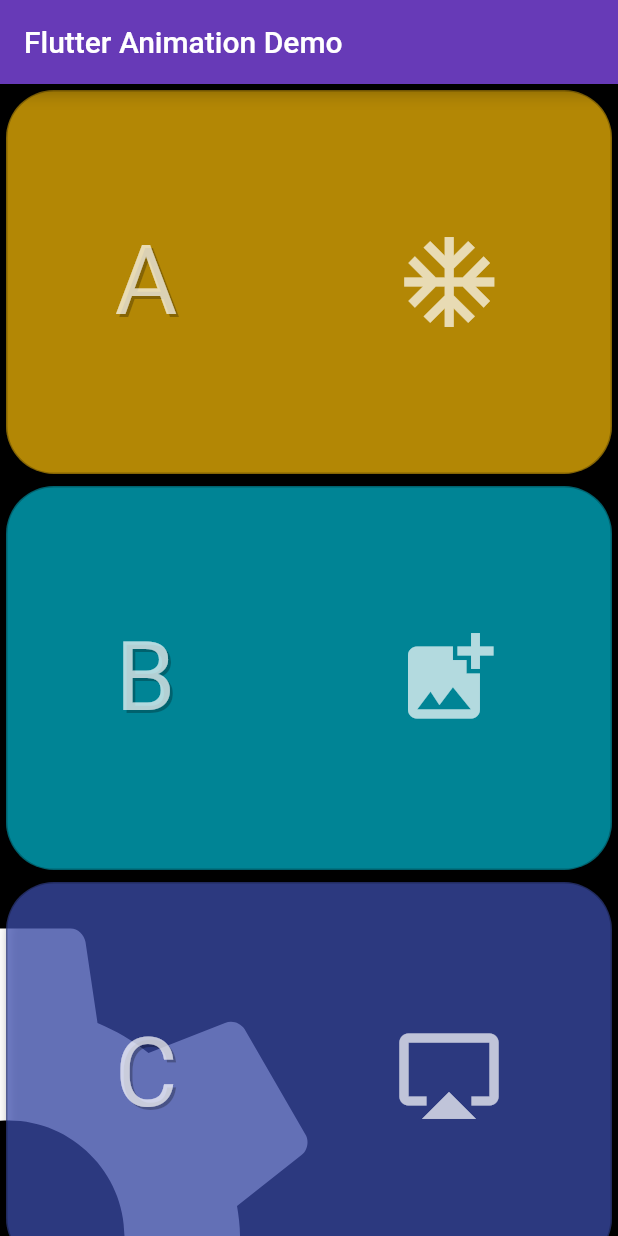
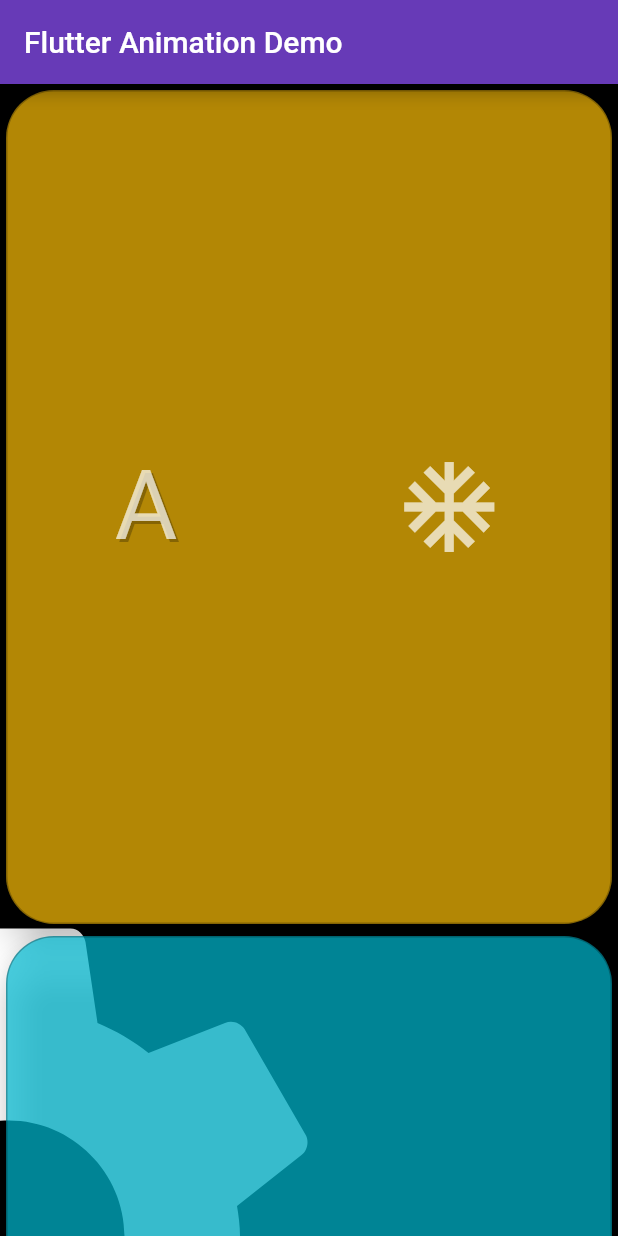
Before and after one commit to kenreilly/flutter-scroll-animation-demo, a Flutter app: the screen it shows after launch, on a phone screen of 412 x 824 dp. Run offline on Flutter 3.47's test engine with Material 2 defaults, Android fonts, the phone set to English and light mode, and no system bars.

Commit message:
changes height card and change elevation

```diff
--- a/lib/demo-card.dart
+++ b/lib/demo-card.dart
@@ -14,7 +14,7 @@ class DemoCard extends StatelessWidget {
 
 		return Card(
 
-			elevation: 3,
+			elevation: 10,
 			shape: RoundedRectangleBorder(
 				side: BorderSide(width: 1, color: Colors.black26),
 				borderRadius: BorderRadius.circular(32)
@@ -22,10 +22,10 @@ class DemoCard extends StatelessWidget {
 			color: item.color.withOpacity(.7),
 			child: Container(
 
-				constraints: BoxConstraints.expand(height: 256),
+				constraints: BoxConstraints.expand(height: 556),
 				child: RawMaterialButton(
 
-					onPressed: () {  },
+					onPressed: () { print("AAAAAA"); },
 					child: Column(
 
 						mainAxisAlignment: MainAxisAlignment.spaceAround,
```
Also changed, not shown: 2 other files.
